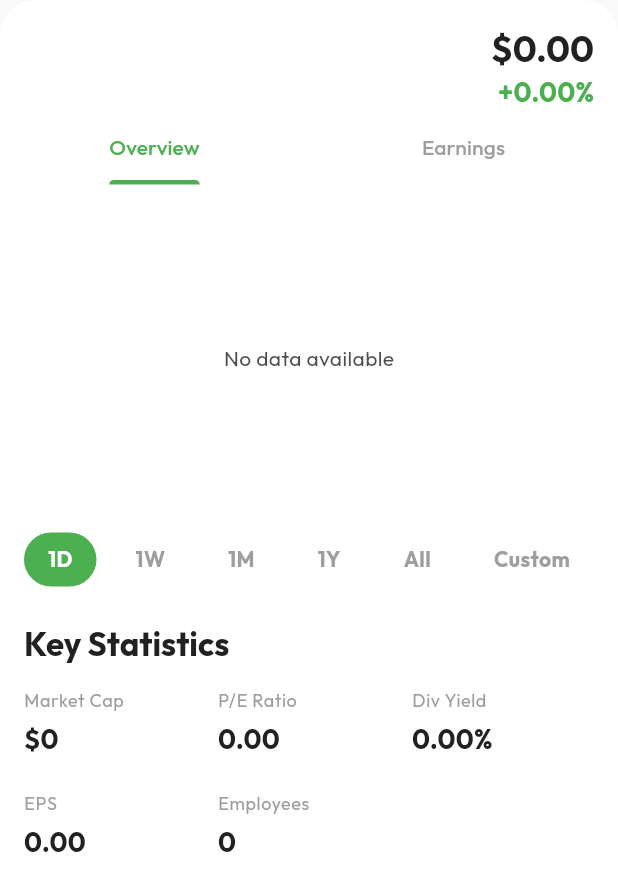
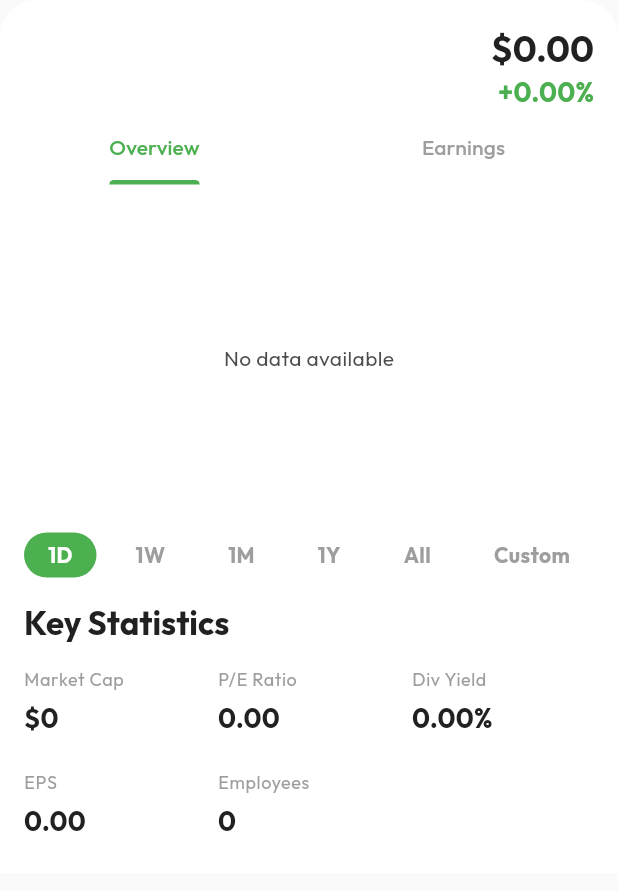
Before and after one commit to swoaib/Investr, a Flutter app: the StockDetailBottomSheet widget shown alone on an empty page, opened directly with empty values, on a phone screen of 412 x 824 dp. Shown: the top 891 px of the screen. Run offline on Flutter 3.47's test engine with Material 3 defaults, Android fonts, the phone set to English and light mode, and no system bars; our stand-ins replace fl_chart, flutter_svg, go_router, google_fonts, shared_preferences; accounts and stored records are empty; network calls fail.

Commit message:
style: Reduce vertical spacing in the stock detail bottom sheet.

```diff
--- a/lib/src/features/market_data/presentation/stock_detail_bottom_sheet.dart
+++ b/lib/src/features/market_data/presentation/stock_detail_bottom_sheet.dart
@@ -713,7 +713,7 @@ class _StockDetailBottomSheetState extends State<StockDetailBottomSheet>
                 child: Container(
                   padding: const EdgeInsets.symmetric(
                     horizontal: 16,
-                    vertical: 8,
+                    vertical: 5,
                   ),
                   decoration: BoxDecoration(
                     color: isSelected ? color : Colors.transparent,
@@ -730,7 +730,7 @@ class _StockDetailBottomSheetState extends State<StockDetailBottomSheet>
               );
             }).toList(),
           ),
-          const SizedBox(height: 24),
+          const SizedBox(height: 16),
 
           // Key Statistics Title
           Text(
@@ -779,7 +779,7 @@ class _StockDetailBottomSheetState extends State<StockDetailBottomSheet>
               ),
             ],
           ),
-          const SizedBox(height: 24),
+          const SizedBox(height: 8),
         ],
       ),
     );
```
